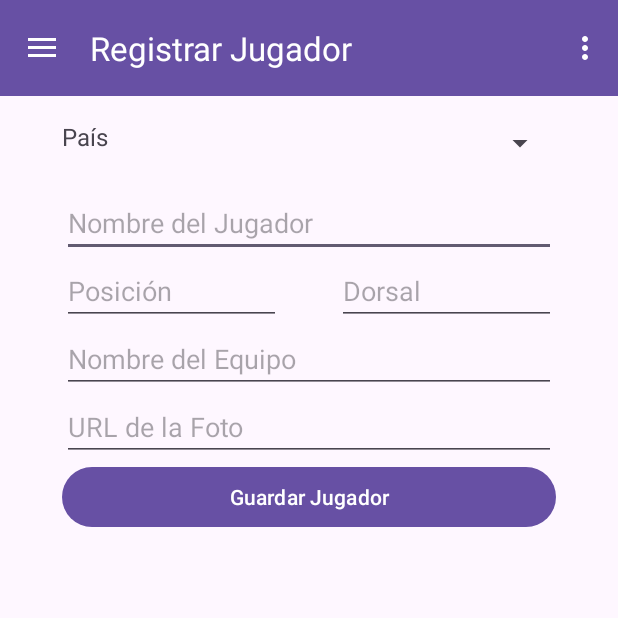
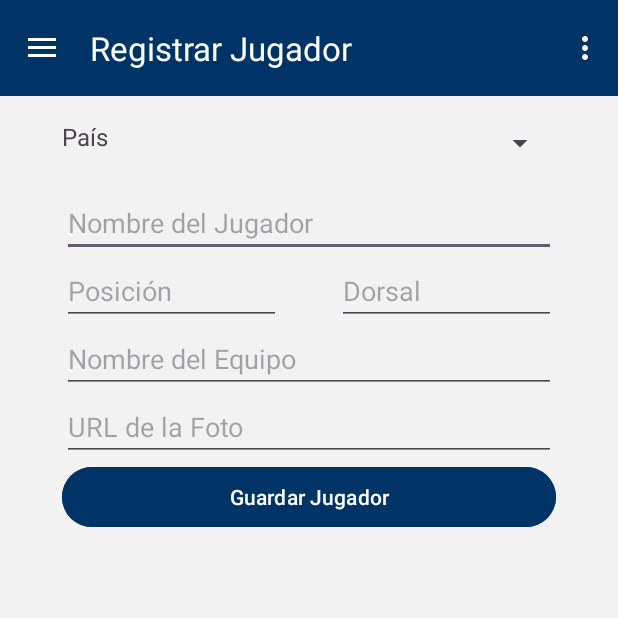
Before and after one commit to jvasquezqm/practica02-Vasquez-Yauri, an Android app: the PrincipalActivity screen opened directly, with no data from a screen before it, on a phone screen of 412 x 824 dp, the top half of it. Run offline under Robolectric (Android 15) with nearby library versions, the phone set to English and light mode, and no system bars; our stand-ins replace Firebase (no records; nobody signed in at launch, a user with empty details on screens opened directly), Picasso, navigation-ui.

Commit message:
Estilos y edición de nav

```diff
--- a/app/src/main/java/com/example/practica02_vasquez_yauri/PrincipalActivity.kt
+++ b/app/src/main/java/com/example/practica02_vasquez_yauri/PrincipalActivity.kt
@@ -2,6 +2,7 @@ package com.example.practica02_vasquez_yauri
 
 import android.os.Bundle
 import android.view.Menu
+import android.widget.TextView
 import com.google.android.material.snackbar.Snackbar
 import com.google.android.material.navigation.NavigationView
 import androidx.navigation.findNavController
@@ -13,6 +14,7 @@ import androidx.drawerlayout.widget.DrawerLayout
 import androidx.appcompat.app.AppCompatActivity
 import com.example.practica02_vasquez_yauri.R
 import com.example.practica02_vasquez_yauri.databinding.ActivityPrincipalBinding
+import com.google.firebase.auth.FirebaseAuth
 
 class PrincipalActivity : AppCompatActivity() {
 
@@ -42,6 +44,15 @@ class PrincipalActivity : AppCompatActivity() {
         setupActionBarWithNavController(navController, appBarConfiguration)
         navView.setupWithNavController(navController)
 
+        val navigationView: NavigationView = binding.navView
+        val headerView = navigationView.getHeaderView(0)
+        val tvEmail: TextView = headerView.findViewById(R.id.tvEmailNav)
+
+        val user = FirebaseAuth.getInstance().currentUser
+        user?.let {
+            tvEmail.text = user.email
+        }
+
         // Cambia el título del ActionBar según el destino actual
         navController.addOnDestinationChangedListener { _, destination, _ ->
             when (destination.id) {
--- /dev/null
+++ b/app/src/main/res/drawable/app_registration_24px.xml
@@ -0,0 +1,10 @@
+<vector xmlns:android="http://schemas.android.com/apk/res/android"
+    android:width="24dp"
+    android:height="24dp"
+    android:viewportWidth="960"
+    android:viewportHeight="960"
+    android:tint="?attr/colorControlNormal">
+  <path
+      android:fillColor="@android:color/white"
+      android:pathData="M240,800Q207,800 183.5,776.5Q160,753 160,720Q160,687 183.5,663.5Q207,640 240,640Q273,640 296.5,663.5Q320,687 320,720Q320,753 296.5,776.5Q273,800 240,800ZM240,560Q207,560 183.5,536.5Q160,513 160,480Q160,447 183.5,423.5Q207,400 240,400Q273,400 296.5,423.5Q320,447 320,480Q320,513 296.5,536.5Q273,560 240,560ZM240,320Q207,320 183.5,296.5Q160,273 160,240Q160,207 183.5,183.5Q207,160 240,160Q273,160 296.5,183.5Q320,207 320,240Q320,273 296.5,296.5Q273,320 240,320ZM480,320Q447,320 423.5,296.5Q400,273 400,240Q400,207 423.5,183.5Q447,160 480,160Q513,160 536.5,183.5Q560,207 560,240Q560,273 536.5,296.5Q513,320 480,320ZM720,320Q687,320 663.5,296.5Q640,273 640,240Q640,207 663.5,183.5Q687,160 720,160Q753,160 776.5,183.5Q800,207 800,240Q800,273 776.5,296.5Q753,320 720,320ZM480,560Q447,560 423.5,536.5Q400,513 400,480Q400,447 423.5,423.5Q447,400 480,400Q513,400 536.5,423.5Q560,447 560,480Q560,513 536.5,536.5Q513,560 480,560ZM520,800L520,677L741,457Q750,448 761,444Q772,440 783,440Q795,440 806,444.5Q817,449 826,458L863,495Q871,504 875.5,515Q880,526 880,537Q880,548 876,559.5Q872,571 863,580L643,800L520,800ZM820,537L820,537L783,500L783,500L820,537ZM580,740L618,740L739,618L721,599L702,581L580,702L580,740ZM721,599L702,581L702,581L739,618L739,618L721,599Z"/>
+</vector>
--- /dev/null
+++ b/app/src/main/res/drawable/manage_search_24px.xml
@@ -0,0 +1,11 @@
+<vector xmlns:android="http://schemas.android.com/apk/res/android"
+    android:width="24dp"
+    android:height="24dp"
+    android:viewportWidth="960"
+    android:viewportHeight="960"
+    android:tint="?attr/colorControlNormal"
+    android:autoMirrored="true">
+  <path
+      android:fillColor="@android:color/white"
+      android:pathData="M80,760L80,680L480,680L480,760L80,760ZM80,560L80,480L280,480L280,560L80,560ZM80,360L80,280L280,280L280,360L80,360ZM824,760L670,606Q646,623 617.5,631.5Q589,640 560,640Q477,640 418.5,581.5Q360,523 360,440Q360,357 418.5,298.5Q477,240 560,240Q643,240 701.5,298.5Q760,357 760,440Q760,469 751.5,497.5Q743,526 726,550L880,704L824,760ZM560,560Q610,560 645,525Q680,490 680,440Q680,390 645,355Q610,320 560,320Q510,320 475,355Q440,390 440,440Q440,490 475,525Q510,560 560,560Z"/>
+</vector>
--- a/app/src/main/res/layout/app_bar_principal.xml
+++ b/app/src/main/res/layout/app_bar_principal.xml
@@ -15,7 +15,7 @@
             android:id="@+id/toolbar"
             android:layout_width="match_parent"
             android:layout_height="?attr/actionBarSize"
-            android:background="?attr/colorPrimary"
+            android:background="@color/azulosc"
             android:scrollbarSize="2dp"
             app:popupTheme="@style/Theme.Practica02VasquezYauri.PopupOverlay" />
 
--- a/app/src/main/res/layout/content_principal.xml
+++ b/app/src/main/res/layout/content_principal.xml
@@ -13,6 +13,7 @@
         android:layout_width="match_parent"
         android:layout_height="match_parent"
         app:defaultNavHost="true"
+        app:layout_constraintHorizontal_bias="0.0"
         app:layout_constraintLeft_toLeftOf="parent"
         app:layout_constraintRight_toRightOf="parent"
         app:layout_constraintTop_toTopOf="parent"
--- a/app/src/main/res/layout/fragment_register_player.xml
+++ b/app/src/main/res/layout/fragment_register_player.xml
@@ -4,6 +4,7 @@
     xmlns:tools="http://schemas.android.com/tools"
     android:layout_width="match_parent"
     android:layout_height="match_parent"
+    android:background="#F2F2F2"
     tools:context=".ui.fragments.RegisterPlayerFragment">
 
 <!--    <TextView-->
@@ -120,6 +121,7 @@
         android:layout_marginStart="41dp"
         android:layout_marginEnd="41dp"
         android:layout_marginBottom="16dp"
+        android:backgroundTint="#003366"
         android:text="Guardar Jugador"
         app:layout_constraintBottom_toTopOf="@+id/rvListPlayers"
         app:layout_constraintEnd_toEndOf="parent"
--- a/app/src/main/res/menu/activity_principal_drawer.xml
+++ b/app/src/main/res/menu/activity_principal_drawer.xml
@@ -6,11 +6,11 @@
     <group android:checkableBehavior="single">
         <item
             android:id="@+id/nav_resgisterPlayer"
-            android:icon="@drawable/ic_menu_camera"
+            android:icon="@drawable/app_registration_24px"
             android:title="@string/menu_registerPlayer" />
         <item
             android:id="@+id/nav_gestionPlayer"
-            android:icon="@drawable/ic_menu_gallery"
+            android:icon="@drawable/manage_search_24px"
             android:title="@string/menu_gestionPlayer" />
 
     </group>
--- a/app/src/main/res/values/colors.xml
+++ b/app/src/main/res/values/colors.xml
@@ -2,4 +2,6 @@
 <resources>
     <color name="black">#FF000000</color>
     <color name="white">#FFFFFFFF</color>
+    <color name="gold">#FFD700</color>
+    <color name="azulosc">#003366</color>
 </resources>
```
Also changed, not shown: app/src/main/res/drawable/cardview_border.xml (added, +17 -0 lines), app/src/main/res/layout/item_players.xml (+7 -4 lines), app/src/main/res/layout/nav_header_principal.xml (+5 -5 lines).
